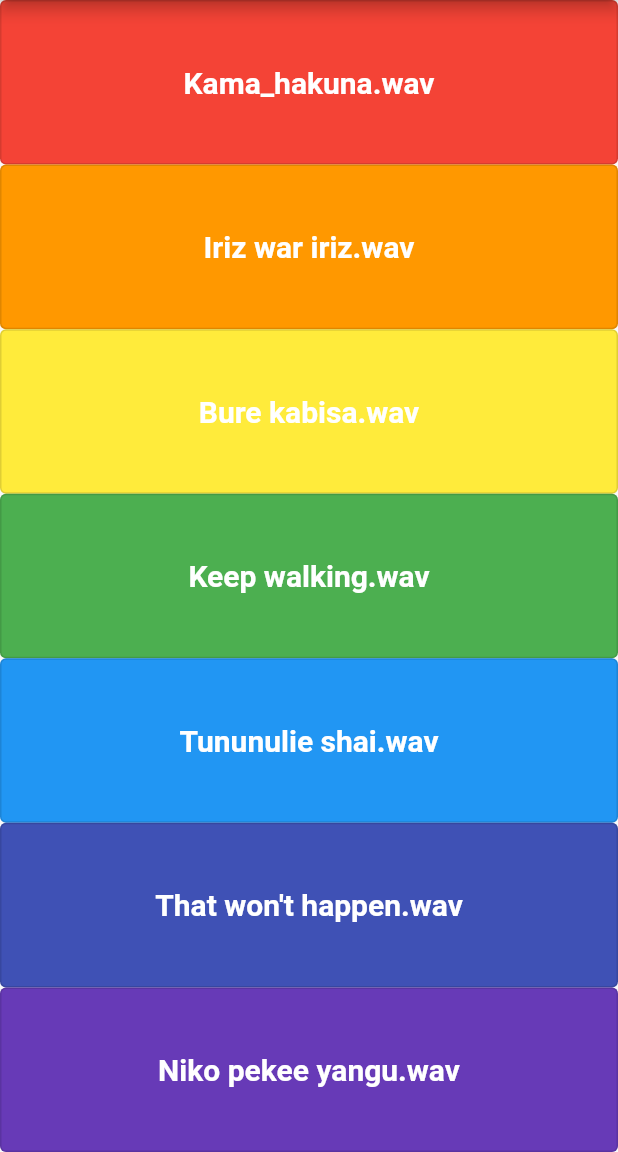
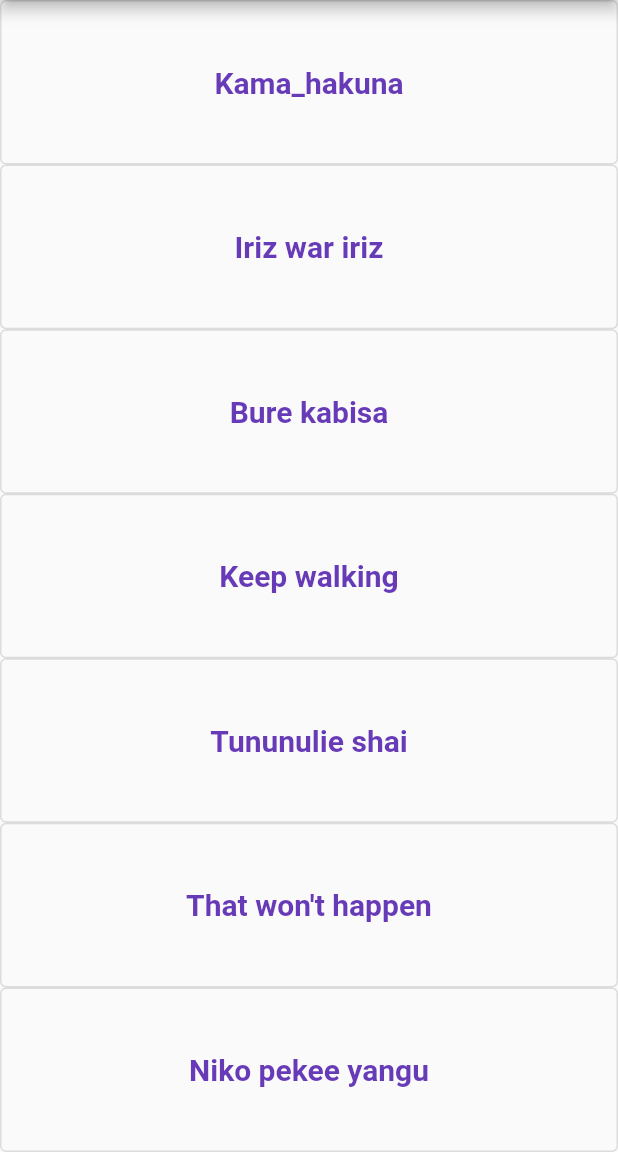
Before and after one commit to mosesnjoroge19/meme-player, a Flutter app: the screen it shows after launch, on a phone screen of 412 x 824 dp, the part 84-1236 px from its top. Run offline on Flutter 3.47's test engine with Material 2 defaults, Android fonts, the phone set to English and light mode, and no system bars; our stand-ins replace audioplayers.

```diff
--- a/lib/main.dart
+++ b/lib/main.dart
@@ -9,31 +9,33 @@ class MemePlayer extends StatelessWidget {
 
   //populate the app with more tracks
   List<String> memeTracks = [
-    'Kama_hakuna.wav',
-    'Iriz war iriz.wav',
-    'Bure kabisa.wav',
-    'Keep walking.wav',
-    'Tununulie shai.wav',
-    'That won\'t happen.wav',
-    'Niko pekee yangu.wav',
+    'Kama_hakuna',
+    'Iriz war iriz',
+    'Bure kabisa',
+    'Keep walking',
+    'Tununulie shai',
+    'That won\'t happen',
+    'Niko pekee yangu',
   ];
 
   //explicit meme player function
   void memePlayer(int trackNumber) {
     final playMeme = AudioCache();
     //Add meme and text
-    playMeme.play(memeTracks.elementAt(trackNumber));
+    playMeme.play(memeTracks.elementAt(trackNumber) + '.wav');
   }
 
   //explicit function to populate UI accordingly
-  Expanded buildButtons(Color color, int trackNumber) {
+  Expanded buildButtons(int trackNumber) {
     return Expanded(
       child: OutlinedButton(
-        style: ButtonStyle(backgroundColor: MaterialStateProperty.all(color)),
+        // style: ButtonStyle(backgroundColor: MaterialStateProperty.all(color)),
         child: Text(
           memeTracks.elementAt(trackNumber),
           style: TextStyle(
-              color: Colors.white, fontWeight: FontWeight.bold, fontSize: 20),
+              color: Colors.deepPurple,
+              fontWeight: FontWeight.bold,
+              fontSize: 20),
         ),
         onPressed: () {
           memePlayer(trackNumber);
@@ -45,6 +47,7 @@ class MemePlayer extends StatelessWidget {
   @override
   Widget build(BuildContext context) {
     return MaterialApp(
+      debugShowCheckedModeBanner: false,
       home: Scaffold(
         appBar: AppBar(
           centerTitle: true,
@@ -57,13 +60,13 @@ class MemePlayer extends StatelessWidget {
               crossAxisAlignment: CrossAxisAlignment.stretch,
               children: [
                 //build UI
-                buildButtons(Colors.red, 0),
-                buildButtons(Colors.orange, 1),
-                buildButtons(Colors.yellow, 2),
-                buildButtons(Colors.green, 3),
-                buildButtons(Colors.blue, 4),
-                buildButtons(Colors.indigo, 5),
-                buildButtons(Colors.deepPurple, 6),
+                buildButtons(0),
+                buildButtons(1),
+                buildButtons(2),
+                buildButtons(3),
+                buildButtons(4),
+                buildButtons(5),
+                buildButtons(6),
               ],
             ),
           ),
```
Also changed, not shown: 5 other files.
